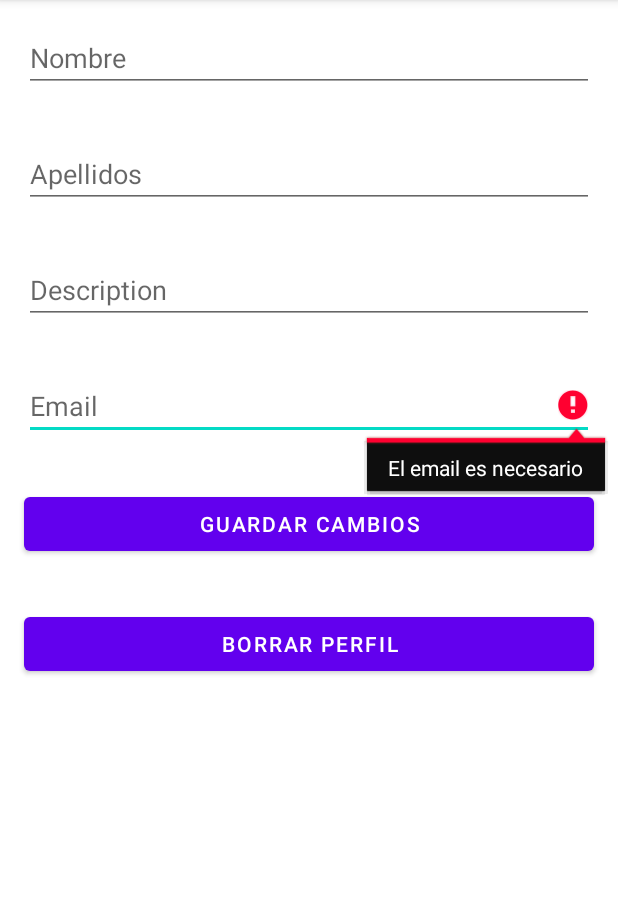
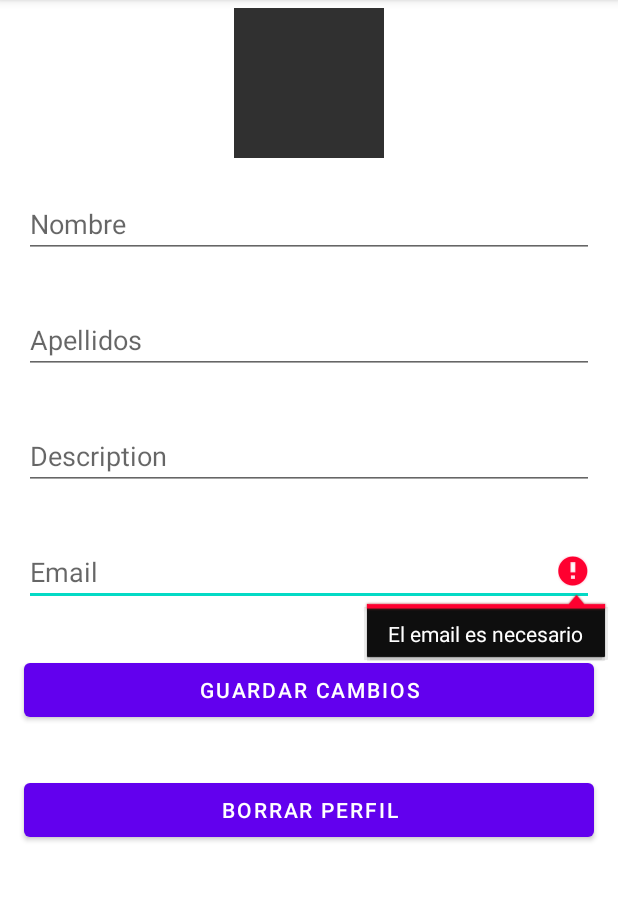
Before and after one commit to fernandoseara/Practica-PSi, an Android app: the EditPerfil screen opened directly, with no data from a screen before it, after a tap on "GUARDAR CAMBIOS", on a phone screen of 412 x 824 dp, the part 84-985 px from its top. Run offline under Robolectric (Android 15) with nearby library versions, the phone set to English and light mode, and no system bars; our stand-ins replace Firebase (no records; nobody signed in at launch, a user with empty details on screens opened directly).

Commit message:
Se puede editar la foto de perfil

```diff
--- a/app/src/main/java/es/udc/psi/EditPerfil.java
+++ b/app/src/main/java/es/udc/psi/EditPerfil.java
@@ -4,18 +4,24 @@ import android.content.DialogInterface;
 import android.content.Intent;
 import android.graphics.Bitmap;
 import android.graphics.BitmapFactory;
+import android.net.Uri;
 import android.os.Bundle;
+import android.provider.MediaStore;
 import android.view.View;
 import android.widget.Button;
 import android.widget.EditText;
+import android.widget.ImageView;
 import android.widget.TextView;
 import android.widget.Toast;
 
+import androidx.activity.result.ActivityResultLauncher;
+import androidx.activity.result.contract.ActivityResultContracts;
 import androidx.annotation.NonNull;
 import androidx.appcompat.app.AlertDialog;
 import androidx.appcompat.app.AppCompatActivity;
 
 import com.google.android.gms.tasks.OnCompleteListener;
+import com.google.android.gms.tasks.OnSuccessListener;
 import com.google.android.gms.tasks.Task;
 import com.google.android.material.snackbar.Snackbar;
 import com.google.android.material.textfield.TextInputEditText;
@@ -27,13 +33,17 @@ import com.google.firebase.database.DatabaseReference;
 import com.google.firebase.database.FirebaseDatabase;
 import com.google.firebase.database.GenericTypeIndicator;
 import com.google.firebase.database.ValueEventListener;
+import com.google.firebase.storage.FileDownloadTask;
 import com.google.firebase.storage.FirebaseStorage;
 import com.google.firebase.storage.StorageReference;
 
+import java.io.File;
+import java.io.IOException;
 import java.util.ArrayList;
 
 public class EditPerfil extends AppCompatActivity {
 
+    ImageView editProfilePhoto;
     EditText editTextEmail, editTextName, editTextLastname, editTextDescription;
 
     Button guardarCambiosButton;
@@ -44,12 +54,14 @@ public class EditPerfil extends AppCompatActivity {
     private FirebaseUser currentUser;
     private DatabaseReference usersRef;
     private DatabaseReference mDatabase;
+    private StorageReference mStorage;
 
     @Override
     protected void onCreate(Bundle savedInstanceState) {
         super.onCreate(savedInstanceState);
         setContentView(R.layout.activity_edit_perfil);
 
+        editProfilePhoto = findViewById(R.id.editProfilePhoto);
         editTextEmail = findViewById(R.id.editTextEmail);
         editTextName = findViewById(R.id.editTextName);
         editTextLastname = findViewById(R.id.editTextLastname);
@@ -59,8 +71,34 @@ public class EditPerfil extends AppCompatActivity {
         borrarPerfilButton = findViewById(R.id.borrarPerfilButton);
 
         mAuth = FirebaseAuth.getInstance();
+        mStorage = FirebaseStorage.getInstance().getReference();
         currentUser = mAuth.getCurrentUser();
         usersRef = FirebaseDatabase.getInstance().getReference().child("Users");
+
+        StorageReference photoReference = mStorage.child("profilePhotos/" +
+                currentUser.getUid() + ".jpg");
+        try {
+            File localFile = File.createTempFile("profile",".jpg");
+            photoReference.getFile(localFile)
+                    .addOnSuccessListener(new OnSuccessListener<FileDownloadTask.TaskSnapshot>() {
+                        @Override
+                        public void onSuccess(FileDownloadTask.TaskSnapshot taskSnapshot) {
+                            Bitmap bitmap = BitmapFactory.decodeFile(localFile.getAbsolutePath());
+                            editProfilePhoto.setImageBitmap(bitmap);
+                        }
+                    });
+        } catch (IOException e) {
+            throw new RuntimeException(e);
+        }
+
+        editProfilePhoto.setOnClickListener(new View.OnClickListener() {
+            @Override
+            public void onClick(View view) {
+                Intent openGalleryIntent = new Intent(Intent.ACTION_PICK,
+                        MediaStore.Images.Media.EXTERNAL_CONTENT_URI);
+                my_startActivityForResult.launch(openGalleryIntent);
+            }
+        });
 
         guardarCambiosButton.setOnClickListener(new View.OnClickListener() {
             @Override
@@ -133,6 +171,16 @@ public class EditPerfil extends AppCompatActivity {
     }
 
     private void guardarCambios(View v){
+        Uri profilePhoto = null;
+        if (editProfilePhoto.getTag() != null){
+            profilePhoto = Uri.parse(editProfilePhoto.getTag().toString());
+        } else {
+            String drawableResourceString = "android.resource://es.udc.psi/" + R.drawable.sin_foto_perfil;
+            profilePhoto = Uri.parse(drawableResourceString);
+        }
+
+        uploadImageToFirebase(profilePhoto, currentUser.getUid());
+
         String email = editTextEmail.getText().toString();
         String name = editTextName.getText().toString();
         String lastname = editTextLastname.getText().toString();
@@ -174,4 +222,26 @@ public class EditPerfil extends AppCompatActivity {
 
 
     }
+
+    ActivityResultLauncher<Intent> my_startActivityForResult = registerForActivityResult(
+            new ActivityResultContracts.StartActivityForResult(),
+            result -> {
+                if (result.getResultCode() == AppCompatActivity.RESULT_OK) {
+                    Intent data = result.getData();
+                    if (data != null) {
+                        Uri selectedImageUri = data.getData();
+                        if (selectedImageUri != null) {
+                            editProfilePhoto.setImageURI(selectedImageUri);
+                            editProfilePhoto.setTag(selectedImageUri.toString());
+                        }
+                    }
+                }
+            }
+    );
+
+    private void uploadImageToFirebase(Uri imageUri, String uid) {
+        String path = "profilePhotos/" + uid + ".jpg";
+        StorageReference fileRef = mStorage.child(path);
+        fileRef.putFile(imageUri);
+    }
 }
--- a/app/src/main/res/layout/activity_edit_perfil.xml
+++ b/app/src/main/res/layout/activity_edit_perfil.xml
@@ -1,8 +1,19 @@
 <?xml version="1.0" encoding="utf-8"?>
 <LinearLayout xmlns:android="http://schemas.android.com/apk/res/android"
+    xmlns:app="http://schemas.android.com/apk/res-auto"
     android:layout_width="match_parent"
     android:layout_height="match_parent"
     android:orientation="vertical">
+
+    <ImageView
+        android:id="@+id/editProfilePhoto"
+        android:layout_width="100dp"
+        android:layout_height="100dp"
+        android:layout_gravity="center_horizontal"
+        android:layout_margin="5dp"
+        android:background="#7A7272"
+        android:src="@color/gray"
+        app:srcCompat="@android:drawable/ic_menu_camera" />
 
     <EditText
         android:id="@+id/editTextName"
```
Also changed, not shown: app/src/main/java/es/udc/psi/Register.java (+0 -11 lines).
